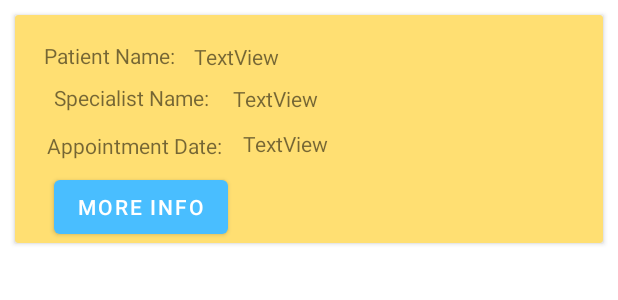
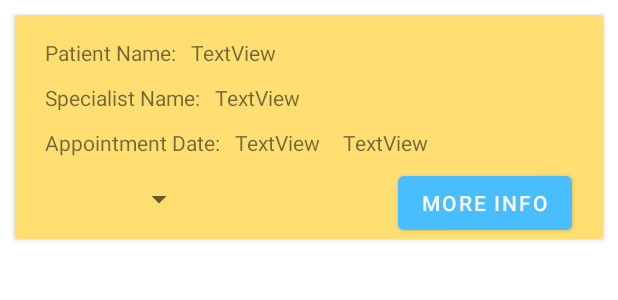
Before and after one commit to parthppc/FinalProjectLetMeBook, an Android app: the layout admin_item.xml on its own in the app's theme, with its tools: preview values and no code run, on a phone screen of 412 x 824 dp. Shown: the top 300 px of the screen. Run offline under Robolectric (Android 15) with nearby library versions, the phone set to English and light mode, and no system bars.

Commit message:
Admin console fetches all the appointments. UI changes.

```diff
--- a/app/src/main/java/project/st991591950/dhruvparthtapasvi/admin/AdminRecycleView.kt
+++ b/app/src/main/java/project/st991591950/dhruvparthtapasvi/admin/AdminRecycleView.kt
@@ -14,6 +14,7 @@ class AdminRecycleView (private val adminList: List<AdminList>) : RecyclerView.A
         val patientNameView: TextView = itemView.textView_patientName
         val specialistNameView: TextView = itemView.textView_SpecialistName
         val appointmentDateView: TextView = itemView.textView_AppointmentDate
+        val appointmentTimeView: TextView = itemView.textView_time
     }
 
     override fun onCreateViewHolder(parent: ViewGroup, viewType: Int): AdminViewHolder {
@@ -27,6 +28,7 @@ class AdminRecycleView (private val adminList: List<AdminList>) : RecyclerView.A
         holder.patientNameView.text = currentPatient.patientName
         holder.specialistNameView.text = currentPatient.sName
         holder.appointmentDateView.text = currentPatient.appointmentDate
+        holder.appointmentTimeView.text = currentPatient.appointmentTime
     }
 
     override fun getItemCount() = adminList.size
--- a/app/src/main/java/project/st991591950/dhruvparthtapasvi/bookappointment/BookAppointmentFragment.kt
+++ b/app/src/main/java/project/st991591950/dhruvparthtapasvi/bookappointment/BookAppointmentFragment.kt
@@ -18,6 +18,9 @@ import android.widget.EditText
 import android.widget.Toast
 import androidx.annotation.RequiresApi
 import androidx.fragment.app.Fragment
+import androidx.navigation.Navigation
+import androidx.navigation.Navigation.findNavController
+import androidx.navigation.fragment.findNavController
 import com.google.firebase.auth.FirebaseAuth
 import com.google.firebase.firestore.FirebaseFirestore
 import project.st991591950.dhruvparthtapasvi.databinding.FragmentBookAppointmentBinding
@@ -181,6 +184,8 @@ class BookAppointmentFragment : Fragment() {
                 }
 
             Toast.makeText(view.context, "Appointment Booked", Toast.LENGTH_SHORT).show()
+
+            //findNavController().navigate(R.id.action_bookAppointmentFragment_to_myAppointmentsFragment)
         })
     }
 
--- a/app/src/main/java/project/st991591950/dhruvparthtapasvi/myAppointments/MyAppointmentItem.kt
+++ b/app/src/main/java/project/st991591950/dhruvparthtapasvi/myAppointments/MyAppointmentItem.kt
@@ -3,4 +3,8 @@ package project.st991591950.dhruvparthtapasvi.myAppointments
 import com.google.firebase.Timestamp
 import com.google.type.DateTime
 
-class MyAppointmentList (val appointmentDate: String? = null, val appointmentTime: String? = null, val doctorSpeciality: String? = null, val reason: String? = null, val sName: String? = null,)
+class MyAppointmentList (val appointmentDate: String? = null,
+                         val appointmentTime: String? = null,
+                         val doctorSpeciality: String? = null,
+                         val reason: String? = null,
+                         val sName: String? = null,)
--- a/app/src/main/res/layout/admin_item.xml
+++ b/app/src/main/res/layout/admin_item.xml
@@ -18,18 +18,18 @@
             android:layout_height="wrap_content"
             android:layout_alignParentStart="true"
             android:layout_alignParentTop="true"
-            android:layout_marginStart="19dp"
-            android:layout_marginTop="17dp"
+            android:layout_marginStart="20dp"
+            android:layout_marginTop="15dp"
             android:text="Patient Name:" />
 
         <TextView
             android:id="@+id/textView_patientName"
             android:layout_width="wrap_content"
             android:layout_height="wrap_content"
-            android:layout_alignParentStart="true"
             android:layout_alignParentTop="true"
-            android:layout_marginStart="119dp"
-            android:layout_marginTop="18dp"
+            android:layout_marginStart="10dp"
+            android:layout_marginTop="15dp"
+            android:layout_toEndOf="@+id/textView4"
             android:text="TextView" />
 
         <TextView
@@ -38,7 +38,7 @@
             android:layout_height="wrap_content"
             android:layout_alignParentStart="true"
             android:layout_alignParentTop="true"
-            android:layout_marginStart="26dp"
+            android:layout_marginStart="20dp"
             android:layout_marginTop="45dp"
             android:text="Specialist Name:" />
 
@@ -46,10 +46,10 @@
             android:id="@+id/textView_SpecialistName"
             android:layout_width="wrap_content"
             android:layout_height="wrap_content"
-            android:layout_alignParentStart="true"
             android:layout_alignParentTop="true"
-            android:layout_marginStart="145dp"
-            android:layout_marginTop="46dp"
+            android:layout_marginStart="10dp"
+            android:layout_marginTop="45dp"
+            android:layout_toEndOf="@+id/textView14"
             android:text="TextView" />
 
         <TextView
@@ -58,18 +58,28 @@
             android:layout_height="wrap_content"
             android:layout_alignParentStart="true"
             android:layout_alignParentTop="true"
-            android:layout_marginStart="21dp"
-            android:layout_marginTop="77dp"
+            android:layout_marginStart="20dp"
+            android:layout_marginTop="75dp"
             android:text="Appointment Date:" />
 
         <TextView
             android:id="@+id/textView_AppointmentDate"
             android:layout_width="wrap_content"
             android:layout_height="wrap_content"
-            android:layout_alignParentStart="true"
             android:layout_alignParentTop="true"
-            android:layout_marginStart="152dp"
-            android:layout_marginTop="76dp"
+            android:layout_marginStart="10dp"
+            android:layout_marginTop="75dp"
+            android:layout_toEndOf="@+id/textView13"
+            android:text="TextView" />
+
+        <TextView
+            android:id="@+id/textView_time"
+            android:layout_width="wrap_content"
+            android:layout_height="wrap_content"
+            android:layout_alignParentTop="true"
+            android:layout_marginStart="15dp"
+            android:layout_marginTop="75dp"
+            android:layout_toEndOf="@+id/textView_AppointmentDate"
             android:text="TextView" />
 
         <Button
@@ -78,9 +88,18 @@
             android:layout_height="wrap_content"
             android:layout_alignParentStart="true"
             android:layout_alignParentTop="true"
-            android:layout_marginStart="26dp"
-            android:layout_marginTop="104dp"
+            android:layout_marginStart="255dp"
+            android:layout_marginTop="101dp"
             android:text="More Info" />
+
+        <Spinner
+            android:id="@+id/spinner3"
+            android:layout_width="100dp"
+            android:layout_height="25dp"
+            android:layout_alignParentStart="true"
+            android:layout_alignParentTop="true"
+            android:layout_marginStart="20dp"
+            android:layout_marginTop="110dp" />
 
     </RelativeLayout>
 
--- a/app/src/main/res/layout/fragment_home.xml
+++ b/app/src/main/res/layout/fragment_home.xml
@@ -5,6 +5,9 @@
     android:layout_width="match_parent"
     android:layout_height="match_parent"
     android:visibility="visible"
+    android:background="@color/white"
+    tools:context="project.st991591950.dhruvparthtapasvi.HomeFragment"
+
     android:label="@string/home_fragment_label">
 
     <RelativeLayout
--- a/app/src/main/res/layout/fragment_my_appointments.xml
+++ b/app/src/main/res/layout/fragment_my_appointments.xml
@@ -3,7 +3,9 @@
     xmlns:tools="http://schemas.android.com/tools"
     android:layout_width="match_parent"
     android:layout_height="match_parent"
-    tools:context="project.st991591950.dhruvparthtapasvi.myAppointments.MyAppointmentsFragment">
+    android:background="@color/white"
+    tools:context="project.st991591950.dhruvparthtapasvi.myAppointments.MyAppointmentsFragment"
+    android:id="@+id/myAppointmentsCardGallery">
 
     <TextView
         android:id="@+id/textView1"
```
Also changed, not shown: app/src/main/java/project/st991591950/dhruvparthtapasvi/admin/AdminItem.kt (+6 -1 lines), app/src/main/java/project/st991591950/dhruvparthtapasvi/myAppointments/MyAppointmentsRecycleView.kt (+14 -2 lines), app/src/main/res/navigation/nav_graph.xml (+7 -1 lines).
